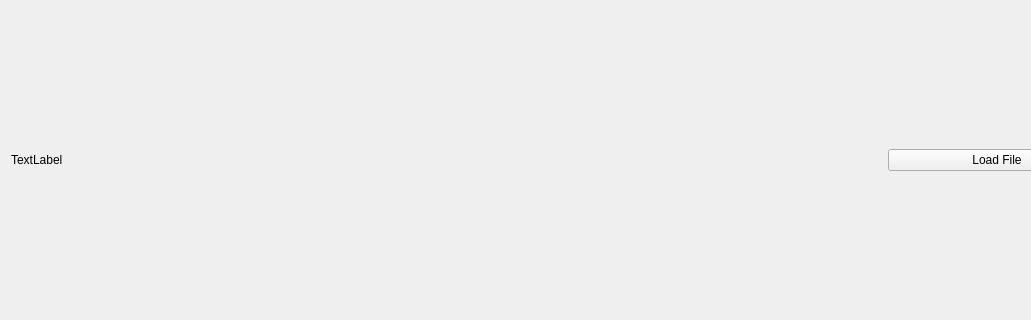
Qt form Final Project/MediaPlayer/MediaPlayer/MediaPlayer.ui (jingyangcarl/CSCI576) before a commit; both pictures show x 0 to 1031 and y 176 to 496 of the 1117 by 677 pixel window.
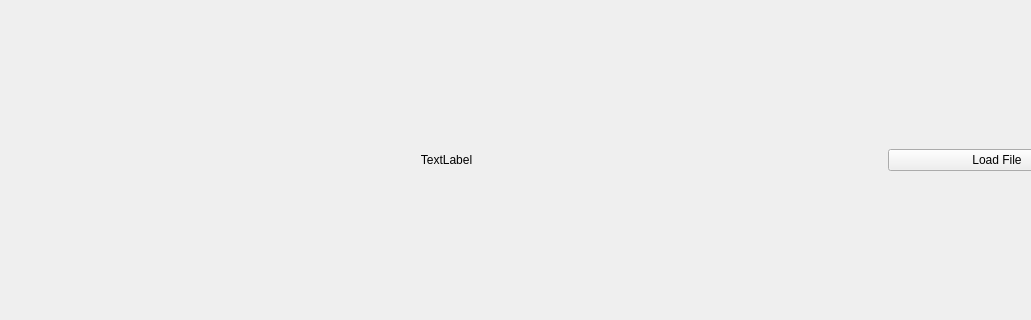
The same form after that commit.

The edit to the form file:
```diff
--- a/Final Project/MediaPlayer/MediaPlayer/MediaPlayer.ui
+++ b/Final Project/MediaPlayer/MediaPlayer/MediaPlayer.ui
@@ -22,6 +22,9 @@
         <property name="text">
          <string>TextLabel</string>
         </property>
+        <property name="alignment">
+         <set>Qt::AlignCenter</set>
+        </property>
        </widget>
       </item>
      </layout>
```
